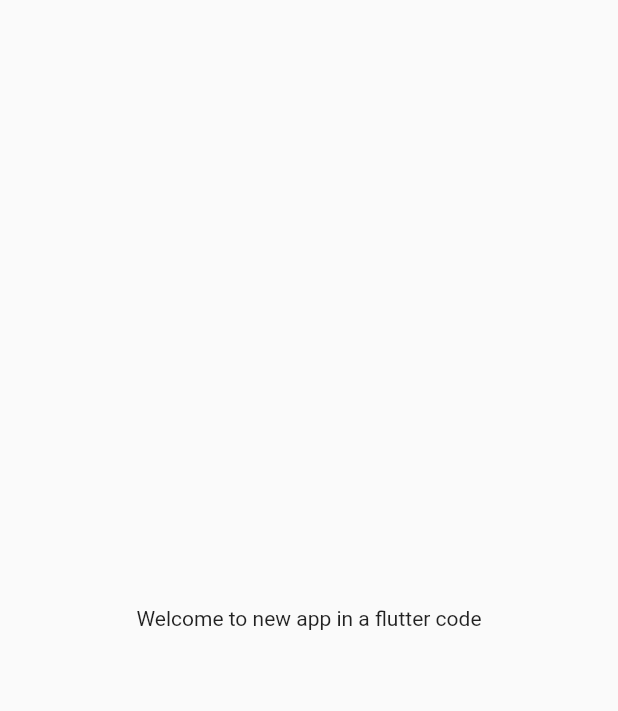
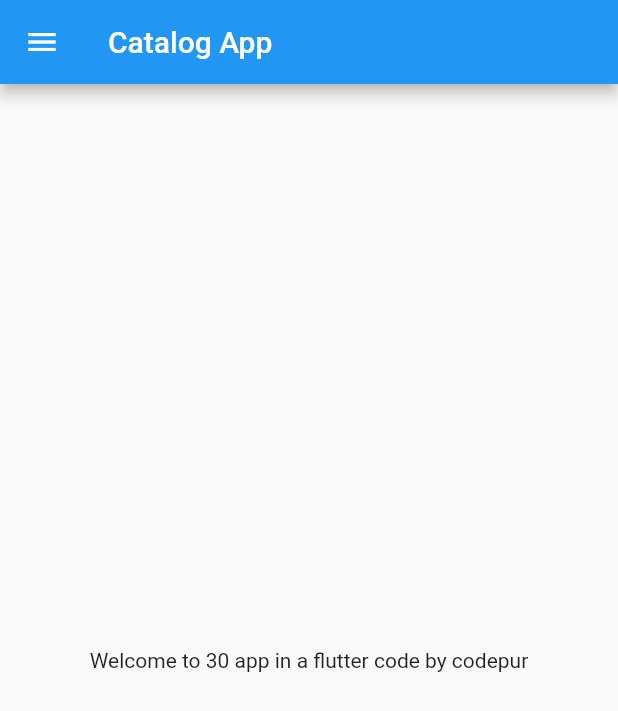
Before and after one commit to afaqbhatti1/30daysofflutter, a Flutter app: the screen it shows after launch, on a phone screen of 412 x 824 dp. Shown: the top 711 px of the screen. Run offline on Flutter 3.47's test engine with Material 2 defaults, Android fonts, the phone set to English and light mode, and no system bars.

Commit message:
Day 2 completed

```diff
--- /dev/null
+++ b/lib/home_page.dart
@@ -0,0 +1,27 @@
+import 'package:flutter/material.dart';
+
+class HomePage extends StatelessWidget {
+  final int days = 30;
+  final String name = "codepur";
+
+  // double pi = 3.14;
+  // bool ismale = true;
+  // num temp = 30.5;
+
+  // var ma = "dsgd";
+
+  @override
+  Widget build(BuildContext context) {
+    return Scaffold(
+      appBar: AppBar(
+        title: Text("Catalog App"),
+      ),
+      body: Center(
+        child: Container(
+          child: Text("Welcome to $days app in a flutter code by $name"),
+        ),
+      ),
+      drawer: Drawer(),
+    );
+  }
+}
--- a/lib/main.dart
+++ b/lib/main.dart
@@ -1,22 +1,17 @@
 import 'package:flutter/material.dart';
+import 'package:flutter_application_1/home_page.dart';
 
-void main(){
+void main() {
   runApp(MyApp());
 }
 
 class MyApp extends StatelessWidget {
-  const MyApp({ Key? key }) : super(key: key);
+  const MyApp({Key? key}) : super(key: key);
 
   @override
   Widget build(BuildContext context) {
     return MaterialApp(
-      home: Material(
-          child: Center(
-            child: Container(
-            child: Text("Welcome to new app in a flutter code"),
-            ),
-          ),
-      ),
+      home: HomePage(),
     );
   }
 }
```
